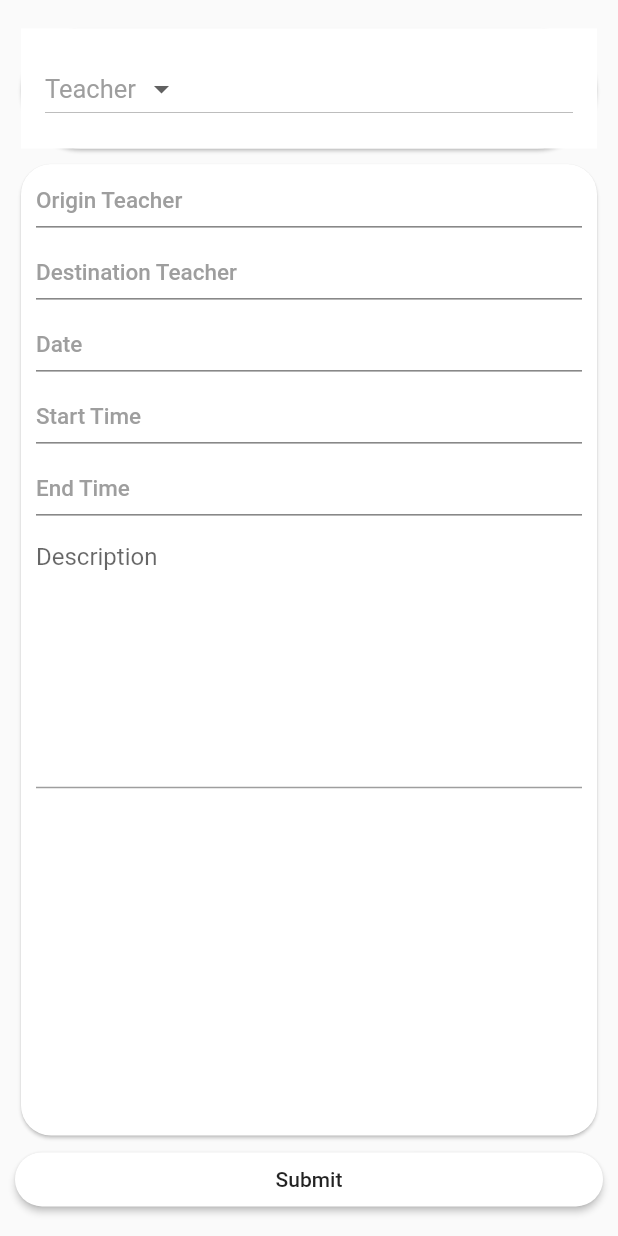
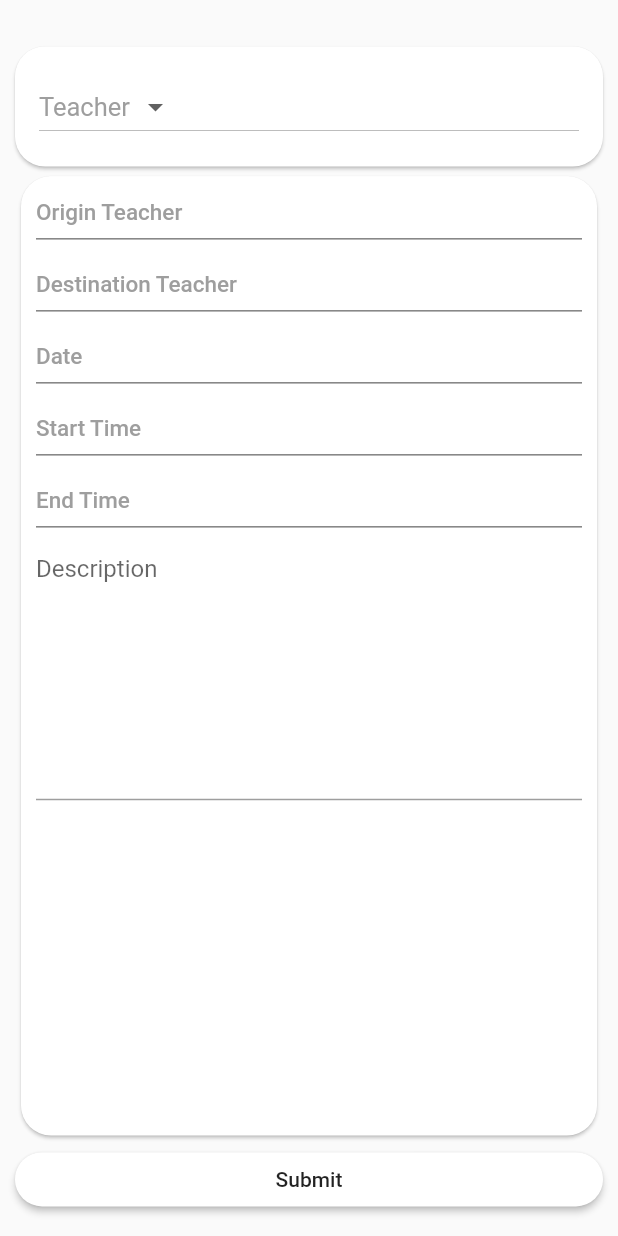
Before and after one commit to CHSCodeForChange/PassMaster-App, a Flutter app: the Add widget shown alone on an empty page, opened directly with empty values, on a phone screen of 412 x 824 dp. Run offline on Flutter 3.47's test engine with Material 2 defaults, Android fonts, the phone set to English and light mode, and no system bars; our stand-ins replace auto_size_text; accounts and stored records are empty; network calls fail.

Commit message:
Message is now displayed for empty pass lists.
Updates to look and feel.

```diff
--- a/lib/fragments/pass/pass-list.dart
+++ b/lib/fragments/pass/pass-list.dart
@@ -58,7 +58,7 @@ class PassListState extends State<PassList> {
         ]
       );
     }
-    return new ListView.builder(
+    return passes?.length==0 ?? false ? Center(child: Text('No passes in this list.', style: TextStyle(color: Colors.white, fontSize: 26.0),)) : new ListView.builder(
       padding: new EdgeInsets.all(8.0),
       itemExtent: 100.0,
       itemCount: passes?.length ?? 0,
--- a/lib/fragments/user-search.dart
+++ b/lib/fragments/user-search.dart
@@ -39,7 +39,7 @@ class UserSearchState extends State<UserSearch> {
     return new Material(
       color: Colors.orangeAccent,
       child: Container(
-        margin: EdgeInsets.all(15.0),
+        margin: EdgeInsets.only(left: 16.0, right: 16.0, top: 32.0, bottom: 16.0),
         child: new Column(
           children: <Widget>[
             new Row(
@@ -57,7 +57,7 @@ class UserSearchState extends State<UserSearch> {
                   child: new Card(
                     shape: RoundedRectangleBorder(borderRadius: BorderRadius.circular(10.0)),
                     child: new Container(
-                      padding: EdgeInsets.all(15.0),
+                      padding: EdgeInsets.only(left: 16.0, right: 16.0, bottom: 16.0, top: 10.0),
                       child: new TextField(
                         onChanged: (text) => getData(text),
                         decoration: InputDecoration(
--- a/lib/main.dart
+++ b/lib/main.dart
@@ -9,7 +9,9 @@ class MyApp extends StatelessWidget {
   @override
   Widget build(BuildContext context) {
     return MaterialApp(
-      home: Login()
+      home: Login(),
+      theme: ThemeData(
+      ),
     );
   }
 }
--- a/lib/pages/auth/login.dart
+++ b/lib/pages/auth/login.dart
@@ -8,6 +8,8 @@ import '../../models/currentuser.dart';
 import '../../fragments/form/field.dart';
 import '../../fragments/button.dart';
 import '../../fragments/messages.dart';
+import 'package:flutter/services.dart';
+
 
 class Login extends StatelessWidget {
   @override
@@ -47,6 +49,10 @@ class LoginBody extends StatelessWidget {
 
   @override
   Widget build(BuildContext context) {
+    SystemChrome.setSystemUIOverlayStyle(SystemUiOverlayStyle(
+      systemNavigationBarColor: Colors.orangeAccent,
+      statusBarColor: Colors.transparent,
+    ));
     return new Column(
       crossAxisAlignment: CrossAxisAlignment.center,
       mainAxisAlignment: MainAxisAlignment.center,
--- a/lib/pages/main/add.dart
+++ b/lib/pages/main/add.dart
@@ -51,14 +51,19 @@ class AddState extends State<Add> {
         children: <Widget>[
           new Container(
             width: double.infinity,
-            child: new Container(
-              margin: EdgeInsets.only(bottom: 1.25),
+            child: new Theme(
+              data: Theme.of(context).copyWith(
+                canvasColor: Colors.white,
+              ),
               child: new Card(
-                shape: RoundedRectangleBorder(borderRadius: BorderRadius.circular(200.0)),
+                margin: EdgeInsets.only(top: 16.0, bottom: 1.25),
+                shape: RoundedRectangleBorder(borderRadius: BorderRadius.circular(20.0)),
                 child: new Container(
-                  color: Colors.white,
                   padding: EdgeInsets.all(16.0),
-                  child: new Dropdown(["Teacher", "Location", "SRT"], function: function)
+                  child: new Dropdown(
+                    ["Teacher", "Location", "SRT"],
+                    function: function,
+                  )
                 ),
               ),
             ),
--- a/lib/pages/main/home.dart
+++ b/lib/pages/main/home.dart
@@ -44,6 +44,7 @@ class HomeState extends State<Home> {
 
   @override
   Widget build(BuildContext context) {
+
     return new Container(
       child: new Column(
         children: <Widget>[
```
Also changed, not shown: lib/pages/main/main.dart (+10 -1 lines).
